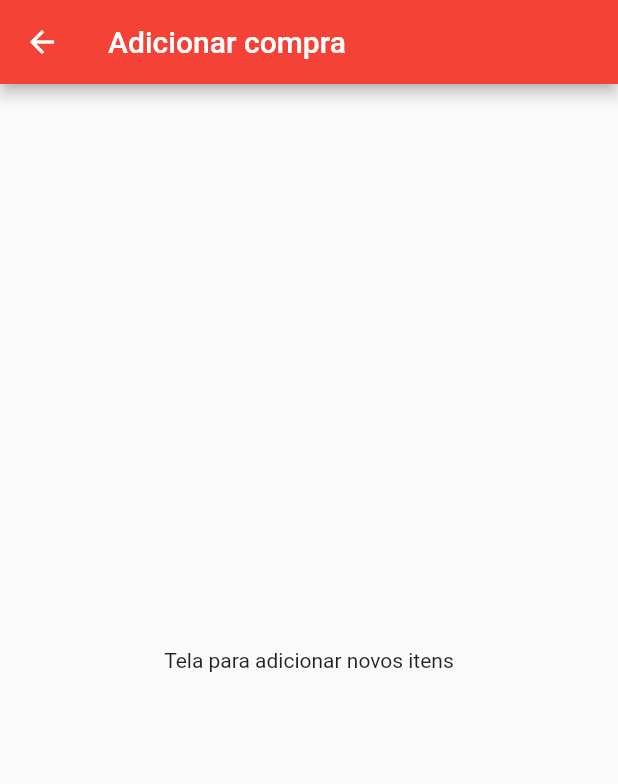
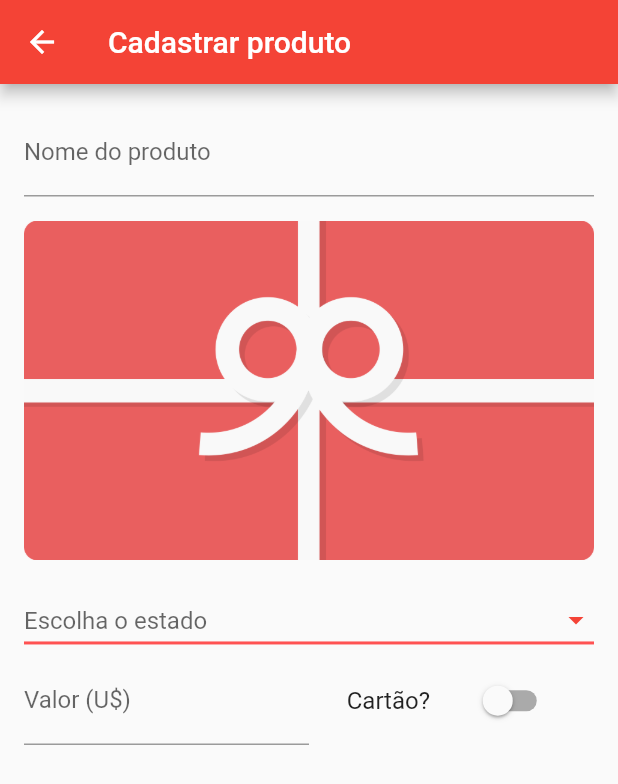
Before and after one commit to kauaestriga/UShopping, a Flutter app: the AddPurchase screen opened by its route, on a phone screen of 412 x 824 dp. Shown: the top 784 px of the screen. Run offline on Flutter 3.47's test engine with Material 2 defaults, Android fonts, the phone set to English and light mode, and no system bars; our stand-ins replace image_picker.

Commit message:
criacao das widgets de nome do produto, foto, estado, valor e cartão da tela de cadastrar produtos

```diff
--- a/lib/main.dart
+++ b/lib/main.dart
@@ -16,6 +16,7 @@ class MyApp extends StatelessWidget {
       title: 'UShopping',
       theme: ThemeData(
         primarySwatch: Colors.red,
+        primaryColor: Colors.red,
         visualDensity: VisualDensity.adaptivePlatformDensity,
       ),
       initialRoute: '/',
--- a/lib/sqlite/addPurchase.dart
+++ b/lib/sqlite/addPurchase.dart
@@ -1,17 +1,187 @@
+import 'dart:io';
+
 import 'package:flutter/cupertino.dart';
 import 'package:flutter/material.dart';
+import 'package:image_picker/image_picker.dart';
 
-class AddPurchase extends StatelessWidget {
+class AddPurchase extends StatefulWidget {
+  @override
+  _AddPurchaseState createState() => _AddPurchaseState();
+}
+
+class _AddPurchaseState extends State<AddPurchase> {
+  @override
+  void initState() {
+    super.initState();
+  }
+
+  final _formKey = GlobalKey<FormState>();
+  File _image;
+
+  String _dropDownValue;
+  var _states = ['Alabama', 'Alaska', 'New York', 'Washington'];
+
+  bool isCard = false;
+
+  final TextEditingController _productNameController = TextEditingController();
+  final TextEditingController _valueController = TextEditingController();
 
   @override
   Widget build(BuildContext context) {
     return Scaffold(
       appBar: AppBar(
-        title: Text("Adicionar compra"),
+        title: Text("Cadastrar produto"),
       ),
-      body: Center(
-        child: Text("Tela para adicionar novos itens"),
+      body: SingleChildScrollView(
+        child: Padding(
+          padding: EdgeInsets.all(16),
+          child: Form(
+            key: _formKey,
+            child: Column(
+              crossAxisAlignment: CrossAxisAlignment.start,
+              children: [
+                TextFormField(
+                  decoration: InputDecoration(
+                      hintText: "Nome do produto",
+                      labelText: "Nome do produto"),
+                  controller: _productNameController,
+                  validator: (value) {
+                    return value.isEmpty ? "Insira o nome do produto" : null;
+                  },
+                ),
+                SizedBox(height: 16),
+                Container(
+                  child: GestureDetector(
+                      onTap: () {
+                        _showPicker(context);
+                      },
+                      child: _image != null
+                          ? ClipRRect(
+                              child: Image.file(_image,
+                                  width: 400,
+                                  height: 200,
+                                  fit: BoxFit.fitWidth),
+                            )
+                          : Image.asset('images/gift_card.png')),
+                ),
+                SizedBox(height: 16),
+                _loadItensDropDown(),
+                Row(
+                    // mainAxisSize: MainAxisSize.max,
+                    mainAxisAlignment: MainAxisAlignment.spaceBetween,
+                    children: <Widget>[
+                      Expanded(
+                          child: TextFormField(
+                              decoration: InputDecoration(
+                                  hintText: "Valor (U\$)",
+                                  labelText: "Valor (U\$)"),
+                              controller: _valueController,
+                              validator: (value) {
+                                return value.isEmpty ? "Insira um valor" : null;
+                              })),
+                      Expanded(
+                        child: Row(
+                          mainAxisAlignment: MainAxisAlignment.spaceEvenly,
+                          children: [
+                            Text("Cartão?", style: TextStyle(fontSize: 16)),
+                            Switch(
+                              value: isCard,
+                              onChanged: (value) {
+                                setState(() {
+                                  isCard = value;
+                                });
+                              },
+                              activeTrackColor: Colors.red,
+                              activeColor: Colors.red,
+                            )
+                          ],
+                        ),
+                      )
+                    ]),
+                SizedBox(height: 16),
+              ],
+            ),
+          ),
+        ),
       ),
     );
   }
+
+  _imgFromCamera() async {
+    PickedFile selectedFile = await ImagePicker().getImage(source: ImageSource.camera);
+    File image = File(selectedFile.path);
+
+    setState(() {
+      _image = image;
+    });
+  }
+
+  _imgFromGallery() async {
+    PickedFile selectedFile = await ImagePicker().getImage(source: ImageSource.gallery);
+    File image = File(selectedFile.path);
+
+    setState(() {
+      _image = image;
+    });
+  }
+
+  void _showPicker(context) {
+    showModalBottomSheet(
+        context: context,
+        builder: (BuildContext bc) {
+          return SafeArea(
+            child: Container(
+              child: new Wrap(
+                children: <Widget>[
+                  new ListTile(
+                      leading: new Icon(Icons.photo_library),
+                      title: new Text('Galeria'),
+                      onTap: () {
+                        _imgFromGallery();
+                        Navigator.of(context).pop();
+                      }),
+                  new ListTile(
+                    leading: new Icon(Icons.photo_camera),
+                    title: new Text('Câmera'),
+                    onTap: () {
+                      _imgFromCamera();
+                      Navigator.of(context).pop();
+                    },
+                  ),
+                ],
+              ),
+            ),
+          );
+        });
+  }
+
+  _loadItensDropDown() {
+    return DropdownButton<String>(
+        iconEnabledColor: Colors.red,
+        isExpanded: true,
+        underline: Container(
+          height: 2,
+          color: Colors.redAccent,
+        ),
+        items: _states.map((String dropDownStringItem) {
+          return DropdownMenuItem<String>(
+            value: dropDownStringItem,
+            child: Text(dropDownStringItem),
+          );
+        }).toList(),
+        hint: new Text("Escolha o estado"),
+        onChanged: (String newState) {
+          _dropDownItemSelected(newState);
+          setState(() {
+            this._dropDownValue = newState;
+          });
+        },
+        value: _dropDownValue);
+  }
+
+  void _dropDownItemSelected(String newState) {
+    setState(() {
+      this._dropDownValue = newState;
+    });
+  }
 }
```
Also changed, not shown: pubspec.yaml (+4 -4 lines), images/gift_card.png (added), pubspec.lock, 1 other file.
